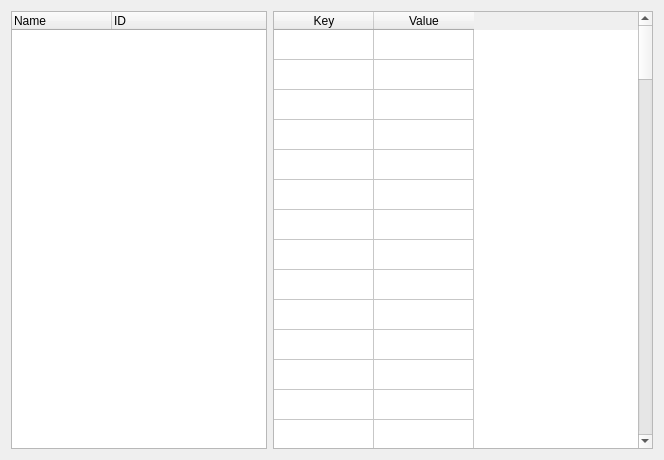
Before: the Qt Designer form ipba2-plugins/addressbook_ui.ui in PicciMario/iPhone-Backup-Analyzer-2, drawn with Qt 5.
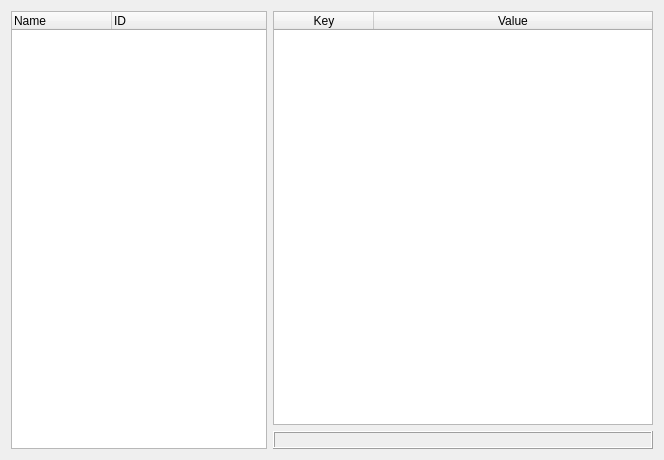
After: the same form once the commit is applied.

Commit message: thumbnail in address book

```diff
--- a/ipba2-plugins/addressbook_ui.ui
+++ b/ipba2-plugins/addressbook_ui.ui
@@ -17,7 +17,7 @@
    <item>
     <widget class="QTreeWidget" name="contactsTree">
      <property name="sizePolicy">
-      <sizepolicy hsizetype="Expanding" vsizetype="Expanding">
+      <sizepolicy hsizetype="Preferred" vsizetype="Preferred">
        <horstretch>0</horstretch>
        <verstretch>0</verstretch>
       </sizepolicy>
@@ -35,6 +35,8 @@
     </widget>
    </item>
    <item>
+    <layout class="QVBoxLayout" name="verticalLayout">
+     <item>
     <widget class="QTableWidget" name="contactsTable">
      <property name="sizePolicy">
       <sizepolicy hsizetype="Expanding" vsizetype="Expanding">
@@ -49,114 +51,17 @@
       <enum>QAbstractItemView::ScrollPerPixel</enum>
      </property>
      <property name="rowCount">
-      <number>100</number>
+        <number>0</number>
      </property>
      <property name="columnCount">
       <number>2</number>
      </property>
+       <attribute name="horizontalHeaderStretchLastSection">
+        <bool>true</bool>
+       </attribute>
      <attribute name="verticalHeaderVisible">
       <bool>false</bool>
      </attribute>
-     <row/>
-     <row/>
-     <row/>
-     <row/>
-     <row/>
-     <row/>
-     <row/>
-     <row/>
-     <row/>
-     <row/>
-     <row/>
-     <row/>
-     <row/>
-     <row/>
-     <row/>
-     <row/>
-     <row/>
-     <row/>
-     <row/>
-     <row/>
-     <row/>
-     <row/>
-     <row/>
-     <row/>
-     <row/>
-     <row/>
-     <row/>
-     <row/>
-     <row/>
-     <row/>
-     <row/>
-     <row/>
-     <row/>
-     <row/>
-     <row/>
-     <row/>
-     <row/>
-     <row/>
-     <row/>
-     <row/>
-     <row/>
-     <row/>
-     <row/>
-     <row/>
-     <row/>
-     <row/>
-     <row/>
-     <row/>
-     <row/>
-     <row/>
-     <row/>
-     <row/>
-     <row/>
-     <row/>
-     <row/>
-     <row/>
-     <row/>
-     <row/>
-     <row/>
-     <row/>
-     <row/>
-     <row/>
-     <row/>
-     <row/>
-     <row/>
-     <row/>
-     <row/>
-     <row/>
-     <row/>
-     <row/>
-     <row/>
-     <row/>
-     <row/>
-     <row/>
-     <row/>
-     <row/>
-     <row/>
-     <row/>
-     <row/>
-     <row/>
-     <row/>
-     <row/>
-     <row/>
-     <row/>
-     <row/>
-     <row/>
-     <row/>
-     <row/>
-     <row/>
-     <row/>
-     <row/>
-     <row/>
-     <row/>
-     <row/>
-     <row/>
-     <row/>
-     <row/>
-     <row/>
-     <row/>
-     <row/>
      <column>
       <property name="text">
        <string>Key</string>
@@ -168,6 +73,27 @@
       </property>
      </column>
     </widget>
+     </item>
+     <item>
+      <widget class="QLabel" name="imageLabel">
+       <property name="frameShape">
+        <enum>QFrame::Box</enum>
+       </property>
+       <property name="frameShadow">
+        <enum>QFrame::Raised</enum>
+       </property>
+       <property name="text">
+        <string/>
+       </property>
+       <property name="alignment">
+        <set>Qt::AlignCenter</set>
+       </property>
+       <property name="margin">
+        <number>1</number>
+       </property>
+      </widget>
+     </item>
+    </layout>
    </item>
   </layout>
  </widget>
```
Lines whose indentation alone changed are shown as unchanged. The commit also changes 2 other files.
